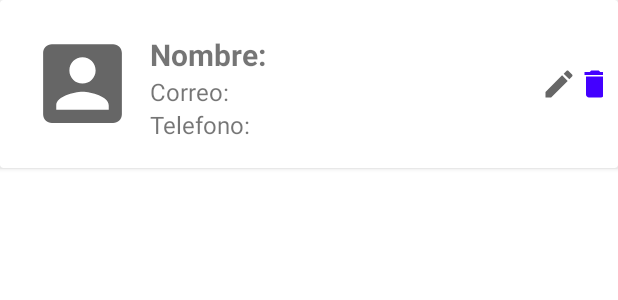
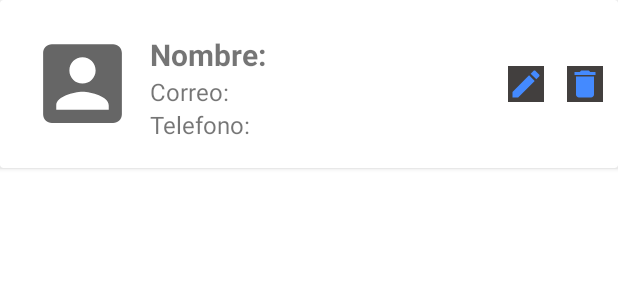
Before and after one commit to CheloErkop/BaseContactos, an Android app: the layout view_contact_list.xml on its own in the app's theme, with its tools: preview values and no code run, on a phone screen of 412 x 824 dp. Shown: the top 300 px of the screen. Run offline under Robolectric (Android 15) with nearby library versions, the phone set to English and light mode, and no system bars.

Commit message:
Agrega,Modifica y Elimina 100%

```diff
--- a/app/src/main/res/layout/view_contact_list.xml
+++ b/app/src/main/res/layout/view_contact_list.xml
@@ -22,7 +22,7 @@
             app:srcCompat="@drawable/ic_baseline_account_box_24" />
 
         <LinearLayout
-            android:layout_width="282dp"
+            android:layout_width="225dp"
             android:layout_height="wrap_content"
             android:layout_weight="1"
             android:orientation="vertical">
@@ -66,11 +66,12 @@
             android:id="@+id/btnEditar"
             android:layout_width="wrap_content"
             android:layout_height="wrap_content"
-
-            app:srcCompat="@drawable/ic_create" />
+            android:background="#423F3E"
+            app:srcCompat="@drawable/ic_create"
+            app:tint="#448AFF" />
 
         <Space
-            android:layout_width="15dp"
+            android:layout_width="1dp"
             android:layout_height="wrap_content"
             android:layout_weight="1" />
 
@@ -79,7 +80,7 @@
             android:layout_width="wrap_content"
             android:layout_height="wrap_content"
             app:srcCompat="@drawable/ic_delete"
-
-            app:tint="#4300FF" />
+            android:background="#423F3E"
+            app:tint="#448AFF" />
     </LinearLayout>
 </androidx.cardview.widget.CardView>
```
Also changed, not shown: app/src/main/java/com/example/basecontactos/MainCrearContacto.java (+7 -2 lines).
